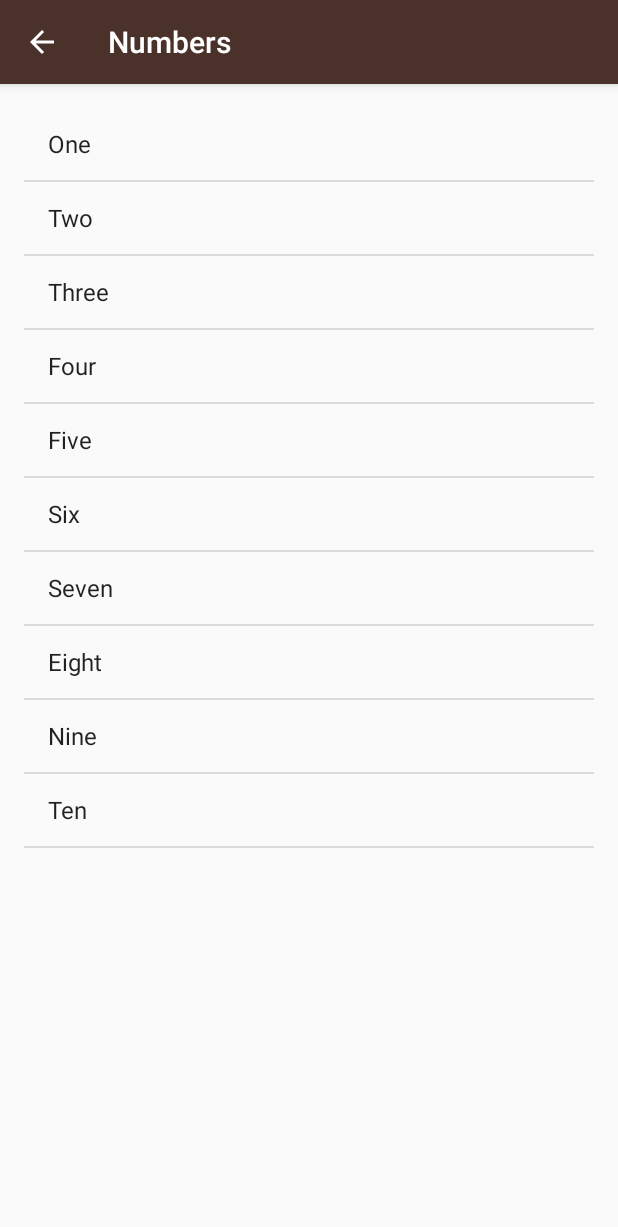
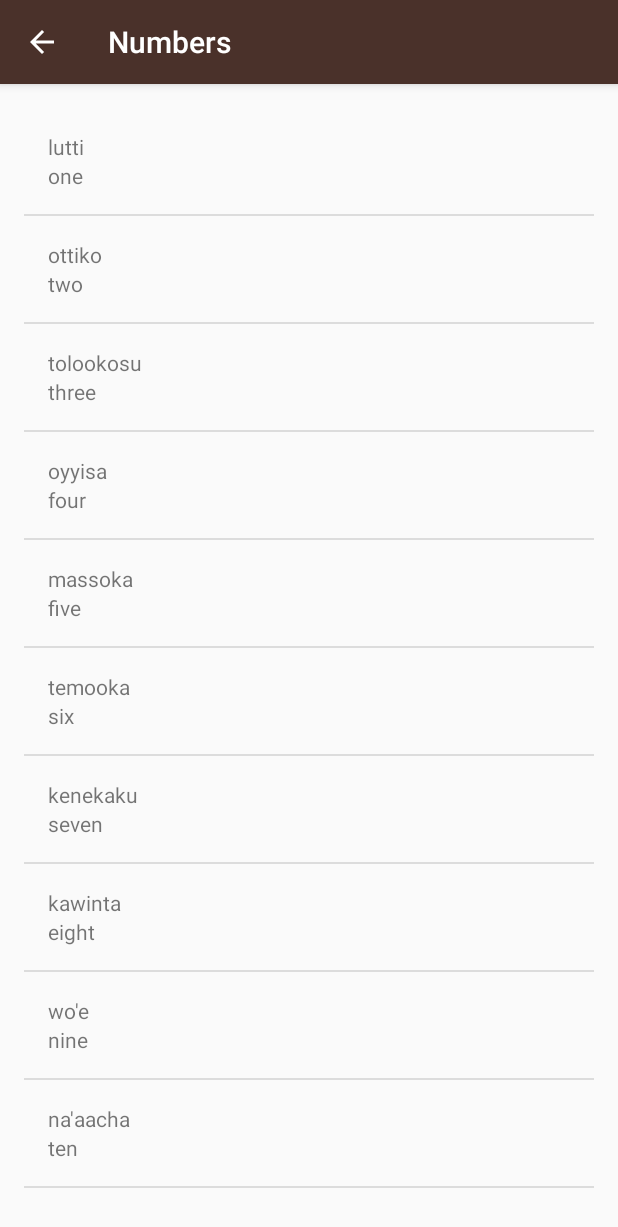
Before and after one commit to brunomendoza/miwok, an Android app: the NumbersActivity screen opened directly, with no data from a screen before it, on a phone screen of 412 x 824 dp. Shown: the top 1227 px of the screen. Run offline under Robolectric (Android 15) with nearby library versions, the phone set to English and light mode, and no system bars.

Commit message:
WordAdapter done.

```diff
--- a/app/src/main/java/com/example/android/miwok/NumbersActivity.java
+++ b/app/src/main/java/com/example/android/miwok/NumbersActivity.java
@@ -17,15 +17,11 @@ package com.example.android.miwok;
 
 import android.support.v7.app.AppCompatActivity;
 import android.os.Bundle;
-import android.util.Log;
 import android.view.View;
 import android.widget.ArrayAdapter;
-import android.widget.LinearLayout;
 import android.widget.ListView;
-import android.widget.TextView;
 
 import java.util.ArrayList;
-import java.util.Iterator;
 import java.util.List;
 
 public class NumbersActivity extends AppCompatActivity {
@@ -35,24 +31,25 @@ public class NumbersActivity extends AppCompatActivity {
         super.onCreate(savedInstanceState);
         setContentView(R.layout.activity_numbers);
 
-        List<String> numberNames = new ArrayList<>();
+        List<Word> words = new ArrayList<>();
 
 
-        numberNames.add("One");
-        numberNames.add("Two");
-        numberNames.add("Three");
-        numberNames.add("Four");
-        numberNames.add("Five");
-        numberNames.add("Six");
-        numberNames.add("Seven");
-        numberNames.add("Eight");
-        numberNames.add("Nine");
-        numberNames.add("Ten");
+        words.add(new Word("one", "lutti"));
+        words.add(new Word("two", "ottiko"));
+        words.add(new Word("three", "tolookosu"));
+        words.add(new Word("four", "oyyisa"));
+        words.add(new Word("five", "massoka"));
+        words.add(new Word("six", "temooka"));
+        words.add(new Word("seven", "kenekaku"));
+        words.add(new Word("eight", "kawinta"));
+        words.add(new Word("nine", "wo'e"));
+        words.add(new Word("ten", "na'aacha"));
 
-        ArrayAdapter<String> itemsAdapter = new ArrayAdapter<String>(this, android.R.layout.simple_list_item_1, numberNames);
+        WordAdapter adapter = new WordAdapter(this, words);
 
         ListView listView = (ListView) findViewById(R.id.list);
 
-        listView.setAdapter(itemsAdapter);
+        listView.setAdapter(adapter);
     }
+
 }
--- /dev/null
+++ b/app/src/main/java/com/example/android/miwok/Word.java
@@ -0,0 +1,23 @@
+package com.example.android.miwok;
+
+/**
+ * Created by bruno on 13/10/17.
+ */
+
+public class Word {
+    private String mDefaultTranslation;
+    private String mMiwokTranslation;
+
+    public Word(String defaultTranstalation, String miwokTranstalation) {
+        this.mDefaultTranslation = defaultTranstalation;
+        this.mMiwokTranslation = miwokTranstalation;
+    }
+
+    public String getMiwokTranslation() {
+        return mMiwokTranslation;
+    }
+
+    public String getDefaultTranslation() {
+        return mDefaultTranslation;
+    }
+}
--- /dev/null
+++ b/app/src/main/java/com/example/android/miwok/WordAdapter.java
@@ -0,0 +1,46 @@
+package com.example.android.miwok;
+
+import android.app.Activity;
+import android.support.annotation.NonNull;
+import android.support.annotation.Nullable;
+import android.view.LayoutInflater;
+import android.view.View;
+import android.view.ViewGroup;
+import android.widget.ArrayAdapter;
+import android.widget.TextView;
+
+import java.util.List;
+
+/**
+ * Created by bruno on 13/10/17.
+ */
+
+public class WordAdapter extends ArrayAdapter<Word> {
+
+    public WordAdapter(Activity context, List<Word> words) {
+        super(context, 0, words);
+    }
+
+    @NonNull
+    @Override
+    public View getView(int position, @Nullable View convertView, @NonNull ViewGroup parent) {
+        View listItemView = convertView;
+
+        // Check if the existing view is being reused, otherwise inflate the view
+        if (listItemView == null) {
+            listItemView = LayoutInflater.from(getContext()).inflate(
+                    R.layout.list_layout, parent, false
+            );
+        }
+
+        Word currentWord = getItem(position);
+
+        TextView defaultTranslationTextView = (TextView) listItemView.findViewById(R.id.default_text_view);
+        defaultTranslationTextView.setText(currentWord.getDefaultTranslation());
+
+        TextView miwokTranslationTextView = (TextView) listItemView.findViewById(R.id.miwok_text_view);
+        miwokTranslationTextView.setText(currentWord.getMiwokTranslation());
+
+        return listItemView;
+    }
+}
```
Also changed, not shown: app/src/main/res/layout/list_layout.xml (renamed from app/src/main/res/layout/definition_list_layout.xml).
